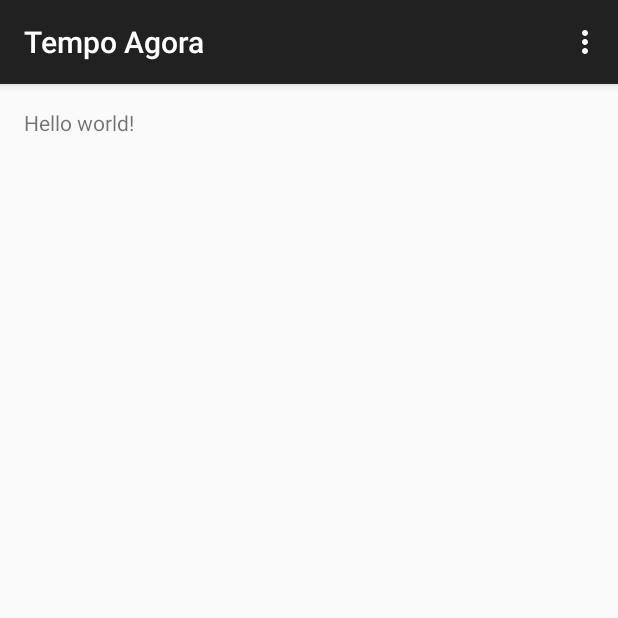
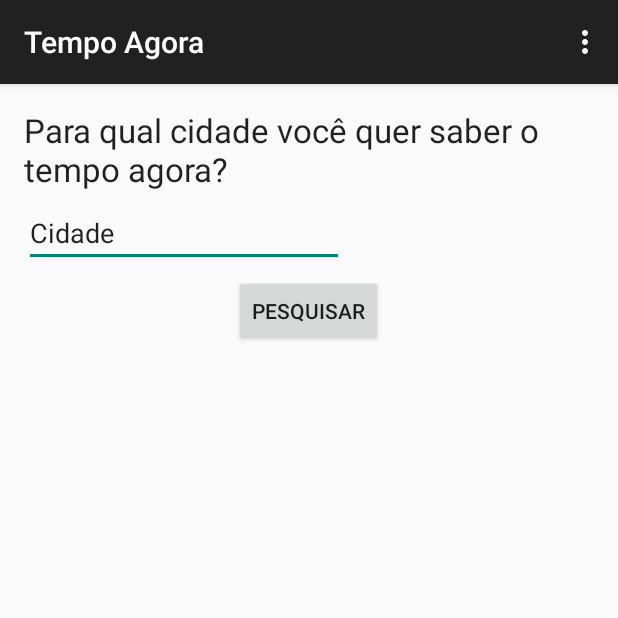
Before and after one commit to DesenvolvedoresGoogle/codelab-android-openweatherapi, an Android app: the screen it shows after launch (TempoAgoraMainActivity), on a phone screen of 412 x 824 dp, the top half of it. Run offline under Robolectric (Android 15) with nearby library versions, the phone set to English and light mode, and no system bars.

Commit message:
Primeira atividade do codelab

```diff
--- a/TempoAgora/app/src/main/res/layout/fragment_tempo_agora_main.xml
+++ b/TempoAgora/app/src/main/res/layout/fragment_tempo_agora_main.xml
@@ -1,5 +1,6 @@
-<RelativeLayout xmlns:android="http://schemas.android.com/apk/res/android"
+<LinearLayout xmlns:android="http://schemas.android.com/apk/res/android"
     xmlns:tools="http://schemas.android.com/tools"
+    android:orientation="vertical"
     android:layout_width="match_parent"
     android:layout_height="match_parent"
     android:paddingLeft="@dimen/activity_horizontal_margin"
@@ -9,8 +10,27 @@
     tools:context=".TempoAgoraMainActivity$PlaceholderFragment">
 
     <TextView
-        android:text="@string/hello_world"
+        android:text="@string/qual_cidade_text"
         android:layout_width="wrap_content"
-        android:layout_height="wrap_content" />
+        android:layout_height="wrap_content"
+        android:id="@+id/cidadeTextView"
+        android:textAppearance="?android:attr/textAppearanceLarge" />
 
-</RelativeLayout>
+    <EditText
+        android:layout_width="wrap_content"
+        android:layout_height="wrap_content"
+        android:inputType="textPersonName"
+        android:text="@string/cidade_label"
+        android:ems="10"
+        android:id="@+id/cidadeEditText"
+        android:layout_marginTop="5dp" />
+
+    <Button
+        android:layout_width="wrap_content"
+        android:layout_height="wrap_content"
+        android:text="@string/pesquisar_button"
+        android:id="@+id/pesquisarButton"
+        android:layout_gravity="center_horizontal"
+        android:layout_marginTop="5dp" />
+
+</LinearLayout>
--- a/TempoAgora/app/src/main/res/values/strings.xml
+++ b/TempoAgora/app/src/main/res/values/strings.xml
@@ -2,7 +2,9 @@
 <resources>
 
     <string name="app_name">Tempo Agora</string>
-    <string name="hello_world">Hello world!</string>
+    <string name="qual_cidade_text">Para qual cidade você quer saber o tempo agora?</string>
     <string name="action_settings">Settings</string>
+    <string name="pesquisar_button">Pesquisar</string>
+    <string name="cidade_label">Cidade</string>
 
 </resources>
```
